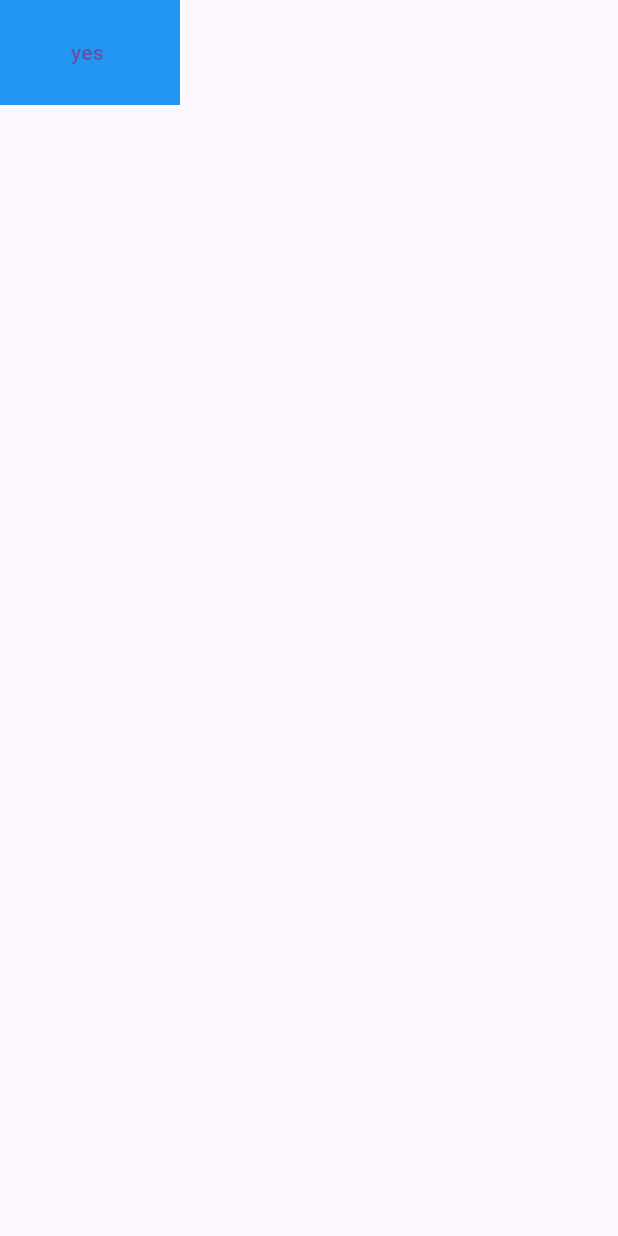
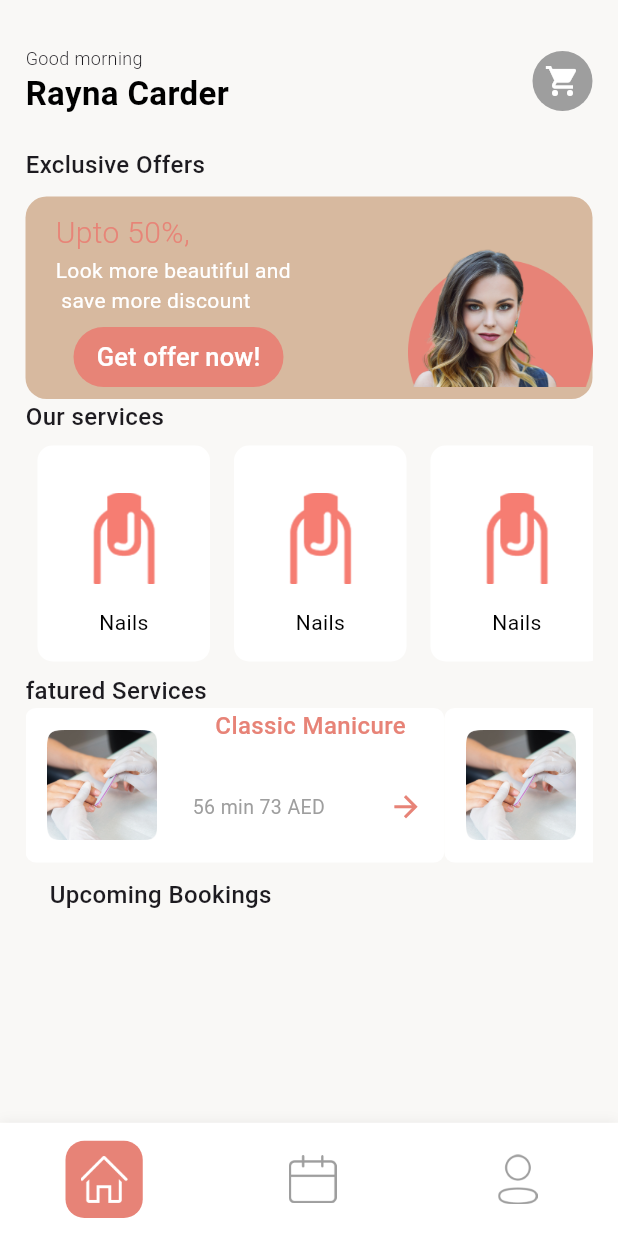
Before and after one commit to Shayanzahid227/LuciusBeautySalon-, a Flutter app: the screen it shows after launch, on a phone screen of 412 x 824 dp. Run offline on Flutter 3.47's test engine with Material 3 defaults, Android fonts, the phone set to English and light mode, and no system bars; our stand-ins replace flutter_screenutil, google_fonts, table_calendar; missing offline and left inert: dart:ffi.

Commit message:
root screen

```diff
--- a/analysis_options.yaml
+++ b/analysis_options.yaml
@@ -7,6 +7,9 @@
 
 # The following line activates a set of recommended lints for Flutter apps,
 # packages, and plugins designed to encourage good coding practices.
+analyzer:
+  errors:
+    camel_case_types: ignore
 include: package:flutter_lints/flutter.yaml
 
 linter:
--- a/lib/main.dart
+++ b/lib/main.dart
@@ -14,6 +14,7 @@ import 'package:figma_creation_task/code_with_asiftaj/button_color_changing.dart
 import 'package:figma_creation_task/code_with_asiftaj/stackConcept/StackConcept.dart';
 
 import 'package:figma_creation_task/ui/screens/Lucious/specificScreen.dart/SpecificMVVM.dart';
+import 'package:figma_creation_task/ui/screens/root/root_screen.dart';
 
 import 'package:flutter/material.dart';
 import 'package:flutter_screenutil/flutter_screenutil.dart';
@@ -30,6 +31,7 @@ class MyApp extends StatelessWidget {
   @override
   Widget build(BuildContext context) {
     return MultiProvider(
+      // if multiple screen have common view model then we use veiw model in main .dart
       providers: [
         ChangeNotifierProvider(
           create: (context) => Homeviewmodel(),
@@ -41,7 +43,9 @@ class MyApp extends StatelessWidget {
         minTextAdapt: true,
         splitScreenMode: true,
         child: MaterialApp(
-            debugShowCheckedModeBanner: false, home: buttonColorChanging_2()),
+            debugShowCheckedModeBanner: false,
+            theme: ThemeData(scaffoldBackgroundColor: Color(0xffFAF8F6)),
+            home: RootScreen()),
       ),
     );
   }
--- /dev/null
+++ b/lib/ui/custom_widgets/bottom_navigator_bar/naviagator_bar.dart
@@ -0,0 +1,34 @@
+import 'package:figma_creation_task/core/constant/string.dart';
+import 'package:figma_creation_task/ui/screens/test/qqqq.dart';
+import 'package:flutter/material.dart';
+import 'package:flutter_screenutil/flutter_screenutil.dart';
+
+class BottomNavigatorBar extends StatelessWidget {
+  String? image;
+  VoidCallback? onTap;
+  Color? boxColor;
+  Color? iconColor;
+  BottomNavigatorBar(
+      {required this.image,
+      required this.onTap,
+      required this.boxColor,
+      required this.iconColor});
+
+  @override
+  Widget build(BuildContext context) {
+    return GestureDetector(
+      onTap: onTap,
+      child: Container(
+        // alignment: Alignment.center,
+        padding: EdgeInsets.all(10),
+        decoration: BoxDecoration(
+            color: boxColor, borderRadius: BorderRadius.circular(13.r)),
+        child: Image.asset(
+          image!,
+          color: iconColor,
+          scale: 4,
+        ),
+      ),
+    );
+  }
+}
--- a/lib/ui/screens/Lucious/authentication screen/Register_screen_0.dart
+++ b/lib/ui/screens/Lucious/authentication screen/Register_screen_0.dart
@@ -85,7 +85,7 @@ class Register_screen_0 extends StatelessWidget {
                         child: TextButton(
                             onPressed: () {
                               Navigator.of(context).push(MaterialPageRoute(
-                                builder: (context) => const home_screen_0(),
+                                builder: (context) => const Home_Screen_0(),
                               ));
                             },
                             child: const Center(
--- a/lib/ui/screens/Lucious/authentication screen/login_screen.dart
+++ b/lib/ui/screens/Lucious/authentication screen/login_screen.dart
@@ -106,7 +106,7 @@ class _login_screen_0State extends State<login_screen_0> {
                         child: TextButton(
                             onPressed: () {
                               Navigator.of(context).push(MaterialPageRoute(
-                                  builder: (context) => const home_screen_0()));
+                                  builder: (context) => const Home_Screen_0()));
                             },
                             child: Center(
                                 child: Text(
--- a/lib/ui/screens/Lucious/home screen/1home_screen.dart
+++ b/lib/ui/screens/Lucious/home screen/1home_screen.dart
@@ -3,23 +3,26 @@ import 'package:figma_creation_task/core/models/2home_fetuerdServices.dart';
 import 'package:figma_creation_task/ui/custom_widgets/2featurservices.dart';
 
 import 'package:figma_creation_task/ui/custom_widgets/OurServices.dart';
+import 'package:figma_creation_task/ui/custom_widgets/bottom_navigator_bar/naviagator_bar.dart';
 import 'package:figma_creation_task/ui/screens/Lucious/all_services/all_servicess.dart';
 import 'package:figma_creation_task/ui/screens/Lucious/details/details.dart';
 
 import 'package:figma_creation_task/ui/screens/Lucious/home%20screen/Home_MVVM.dart';
 
 import 'package:figma_creation_task/ui/screens/Lucious/test.dart';
+import 'package:figma_creation_task/ui/screens/test/qqqq.dart';
 import 'package:flutter/material.dart';
+import 'package:flutter_screenutil/flutter_screenutil.dart';
 import 'package:provider/provider.dart';
 
-class home_screen_0 extends StatefulWidget {
-  const home_screen_0({super.key});
+class Home_Screen_0 extends StatefulWidget {
+  const Home_Screen_0({super.key});
 
   @override
-  State<home_screen_0> createState() => _home_screen_0State();
+  State<Home_Screen_0> createState() => _Home_Screen_0State();
 }
 
-class _home_screen_0State extends State<home_screen_0> {
+class _Home_Screen_0State extends State<Home_Screen_0> {
   bool isSelect = false;
 
   @override
@@ -112,8 +115,7 @@ class _home_screen_0State extends State<home_screen_0> {
                           ),
                           const Text(
                             "Look more beautiful and \n save more discount",
-                                  style: TextStyle(
-                                      fontSize: 14, color: Colors.white),
+                            style: TextStyle(fontSize: 14, color: Colors.white),
                           ),
                           TextButton(
                               onPressed: () {},
@@ -128,8 +130,7 @@ class _home_screen_0State extends State<home_screen_0> {
                                   child: Text(
                                     "Get offer now!",
                                     style: TextStyle(
-                                              color: Colors.white,
-                                              fontSize: 17),
+                                        color: Colors.white, fontSize: 17),
                                   ),
                                 ),
                               ))
@@ -176,8 +177,7 @@ class _home_screen_0State extends State<home_screen_0> {
                 // ),
                 const Text(
                   "Our services",
-                        style: TextStyle(
-                            fontSize: 16, fontWeight: FontWeight.w500),
+                  style: TextStyle(fontSize: 16, fontWeight: FontWeight.w500),
                 ),
                 SizedBox(
                     height: 160,
@@ -191,12 +191,10 @@ class _home_screen_0State extends State<home_screen_0> {
                             Navigator.push(
                                 context,
                                 MaterialPageRoute(
-                                          builder: (context) =>
-                                              const all_servicess_0()));
+                                    builder: (context) => All_Servicess_0()));
                           },
                           child: OurServicessContainer(
-                                    Object_ourservices:
-                                        model.listOurServices[index]),
+                              Object_ourservices: model.listOurServices[index]),
                         );
                       },
                     )),
@@ -256,8 +254,7 @@ class _home_screen_0State extends State<home_screen_0> {
                             Navigator.push(
                                 context,
                                 MaterialPageRoute(
-                                          builder: (context) =>
-                                              const all_servicess_0()));
+                                    builder: (context) => All_Servicess_0()));
                           },
                           child: FeatureServiceCustomWidget_2(
                               object_feturservices_2:
@@ -322,9 +319,13 @@ class _home_screen_0State extends State<home_screen_0> {
             ),
           ),
         ),
-            ));
+        // bottomNavigationBar: s,
+      ),
+    );
   }
 }
+
+
 
 // // featured services category continer
 // //  CategoryContainer Widget to recall it and optimize our code
--- a/lib/ui/screens/root/root_screen.dart
+++ b/lib/ui/screens/root/root_screen.dart
@@ -1,6 +1,9 @@
+import 'package:figma_creation_task/core/constant/string.dart';
 import 'package:figma_creation_task/ui/custom_widgets/bottom_navigator_bar/bottom_navigator_bar.dart';
+import 'package:figma_creation_task/ui/custom_widgets/bottom_navigator_bar/naviagator_bar.dart';
 import 'package:figma_creation_task/ui/screens/root/root_view_model.dart';
 import 'package:flutter/material.dart';
+import 'package:flutter_screenutil/flutter_screenutil.dart';
 
 import 'package:provider/provider.dart';
 
@@ -27,7 +30,70 @@ class RootScreen extends StatelessWidget {
           ///
           /// BottomBar
           ///
-          bottomNavigationBar: bottomBar(model),
+          bottomNavigationBar: Container(
+            height: 78.h,
+            decoration: BoxDecoration(color: Colors.white, boxShadow: [
+              BoxShadow(
+                  color: Colors.black.withOpacity(0.08),
+                  offset: const Offset(0, 1),
+                  blurRadius: 7.r,
+                  spreadRadius: 0),
+            ]),
+            child: Row(
+              crossAxisAlignment: CrossAxisAlignment.center,
+              mainAxisAlignment: MainAxisAlignment.spaceAround,
+              children: [
+                ///
+                ///
+                ///
+                GestureDetector(
+                  onTap: () {
+                    model.updatedScreen(0);
+                  },
+                  child: Container(
+                    // alignment: Alignment.center,
+                    padding: EdgeInsets.all(10),
+                    decoration: BoxDecoration(
+                        color: model.selectedScreen == 0
+                            ? Color(0xffE78377)
+                            : Colors.transparent,
+                        borderRadius: BorderRadius.circular(13.r)),
+                    child: Image.asset(
+                      '$staticAssets/home1.png',
+                      color: model.selectedScreen == 0
+                          ? Colors.white
+                          : Colors.grey,
+                      scale: 4,
+                    ),
+                  ),
+                ),
+
+                BottomNavigatorBar(
+                  image: '$staticAssets/booking1.png',
+                  onTap: () {
+                    model.updatedScreen(1);
+                  },
+                  iconColor:
+                      model.selectedScreen == 1 ? Colors.white : Colors.grey,
+                  boxColor: model.selectedScreen == 1
+                      ? Color(0xffE78377)
+                      : Colors.transparent,
+                ),
+
+                BottomNavigatorBar(
+                  image: '$staticAssets/person1.png',
+                  onTap: () {
+                    model.updatedScreen(2);
+                  },
+                  iconColor:
+                      model.selectedScreen == 2 ? Colors.white : Colors.grey,
+                  boxColor: model.selectedScreen == 2
+                      ? Color(0xffE78377)
+                      : Colors.transparent,
+                ),
+              ],
+            ),
+          ),
 
           ///
           /// Right Drawer
--- a/lib/ui/screens/root/root_view_model.dart
+++ b/lib/ui/screens/root/root_view_model.dart
@@ -1,9 +1,16 @@
 import 'package:figma_creation_task/core/enums/view_state.dart';
 import 'package:figma_creation_task/core/other/Base_view_model.dart';
+import 'package:figma_creation_task/ui/screens/Lucious/all_services/all_servicess.dart';
+import 'package:figma_creation_task/ui/screens/Lucious/bookings/booking.dart';
+import 'package:figma_creation_task/ui/screens/Lucious/home%20screen/1home_screen.dart';
 import 'package:flutter/material.dart';
 
 class RootViewModel extends BaseViewModel {
-  final PageController pageController = PageController(initialPage: 0);
+  // final PageController pageController = PageController(initialPage: 0);
+
+  int selectedScreen = 0;
+
+  List<Widget> allScreen = [Home_Screen_0(), bookings_0(), All_Servicess_0()];
 
   ///
   /// Constructor
@@ -12,21 +19,13 @@ class RootViewModel extends BaseViewModel {
     updatedScreen(val);
     notifyListeners();
   }
-  int selectedScreen = 0;
+
   // int selectIndex = 0;
-
-  List<Widget> allScreen = [
-    // HomeScreen(),
-    // ShopScreen(),
-    // VolunteerScreen(),
-    // ChatScreen(),
-  ];
 
   updatedScreen(int index) {
     setState(ViewState.busy);
     selectedScreen = index;
     setState(ViewState.idle);
-    // selectIndex = index;
     notifyListeners();
   }
 
```
Also changed, not shown: lib/code_with_asiftaj/againButtonColor.dart (+37 -6 lines), lib/ui/screens/Lucious/all_services/all_servicess.dart (+6 -11 lines), lib/ui/screens/Lucious/bookings/booking.dart (+12 -16 lines), assets/static_assets/booking1.png (added), assets/static_assets/home1.png (added), assets/static_assets/home2.png (added), assets/static_assets/person1.png (added). Lines whose indentation alone changed are shown as unchanged.
